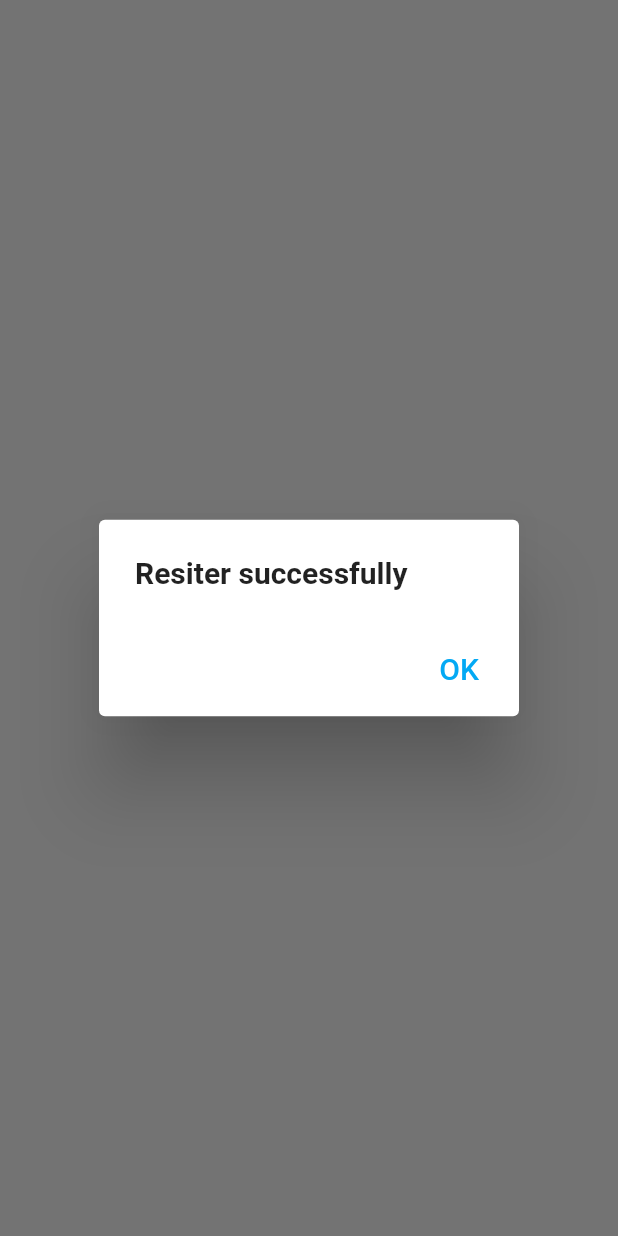
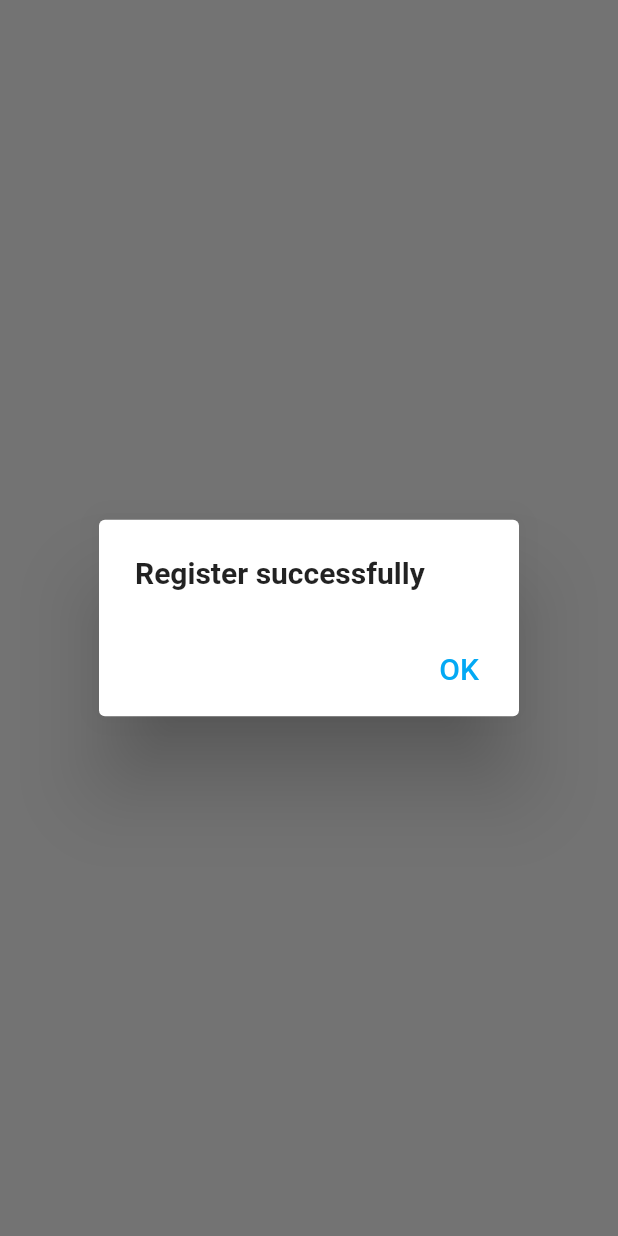
Before and after one commit to KorOkami/StockCount, a Flutter app: what showRegister_AlertDialog() shows on an empty page, opened directly, on a phone screen of 412 x 824 dp. Run offline on Flutter 3.47's test engine with Material 2 defaults, Android fonts, the phone set to English and light mode, and no system bars; our stand-ins replace dio, dropdown_search, flutter_slidable, form_field_validator, google_fonts, jwt_decoder and 3 more; missing offline and left inert: dart:ffi, flutter_barcode_scanner, flutter_dynamic_calculator, qrscan; accounts and stored records are empty; Roboto replaces fonts that are missing (Prompt).

Commit message:
edit register message

```diff
--- a/lib/utility/alert.dart
+++ b/lib/utility/alert.dart
@@ -97,7 +97,7 @@ showRegister_AlertDialog(BuildContext context) {
   // set up the AlertDialog
   AlertDialog alert = AlertDialog(
     title: Text(
-      "Resiter successfully",
+      "Register successfully",
       style: GoogleFonts.prompt(fontSize: 20, fontWeight: FontWeight.bold),
     ),
     actions: [
```
